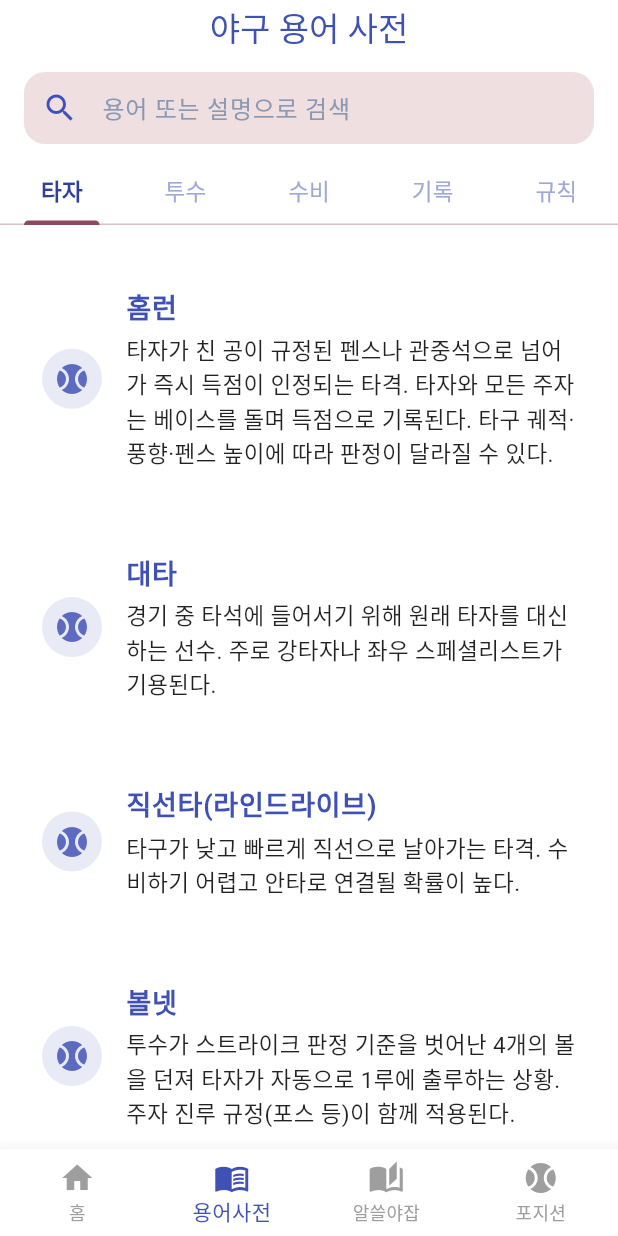
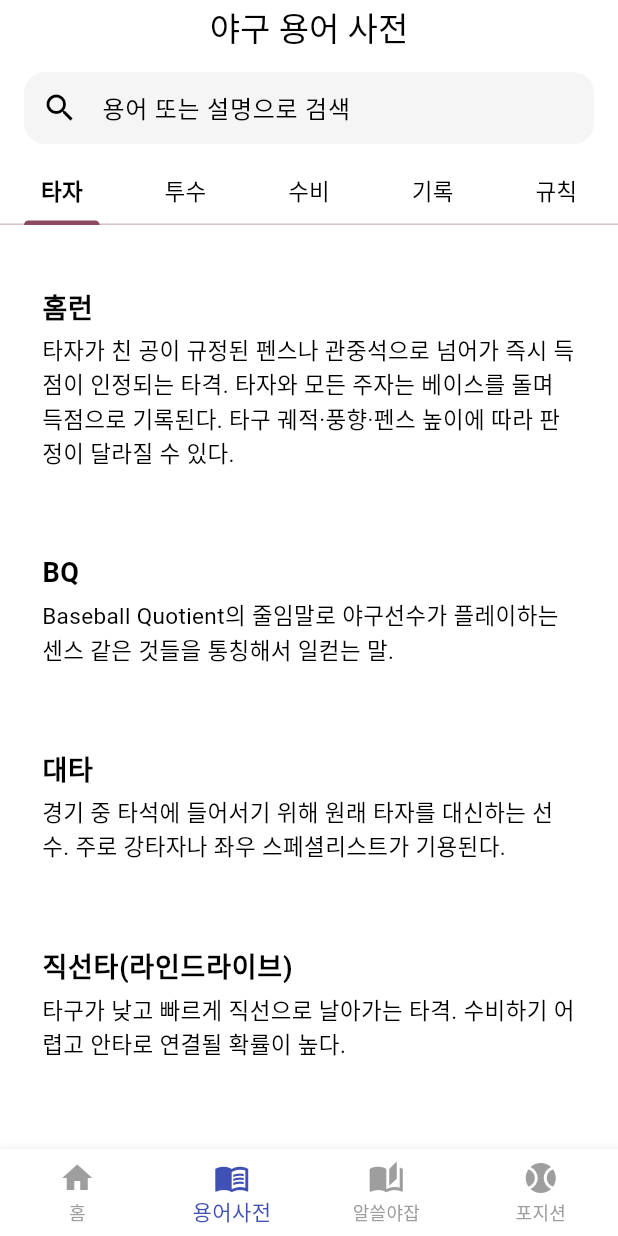
Before and after one commit to AJeonghyun/baseball_quiz, a Flutter app: the screen it shows after launch, item 2 of the bottom bar chosen, on a phone screen of 412 x 824 dp. Run offline on Flutter 3.47's test engine with Material 3 defaults, Android fonts, the phone set to English and light mode, and no system bars; our stand-ins replace auto_size_text; Roboto replaces fonts that are missing (NotoSansKR, Pretendard).

```diff
--- a/lib/baseball_dictionary_page.dart
+++ b/lib/baseball_dictionary_page.dart
@@ -66,20 +66,16 @@ class _BaseballDictionaryPageState extends State<BaseballDictionaryPage>
       child: ListTile(
         contentPadding:
             const EdgeInsets.symmetric(vertical: 12, horizontal: 18),
-        leading: CircleAvatar(
-          backgroundColor: Colors.indigo.shade50,
-          child: Icon(Icons.sports_baseball, color: Colors.indigo.shade400),
-        ),
         title: Text(
           t["term"] ?? "",
           style: const TextStyle(
-              fontWeight: FontWeight.w600, fontSize: 18, color: Colors.indigo),
+              fontWeight: FontWeight.w600, fontSize: 18, color: Colors.black),
         ),
         subtitle: Padding(
           padding: const EdgeInsets.only(top: 4.0),
           child: Text(
             t["desc"] ?? "",
-            style: const TextStyle(fontSize: 15, color: Colors.black87),
+            style: const TextStyle(fontSize: 15, color: Colors.black),
           ),
         ),
         onTap: () {
@@ -111,7 +107,7 @@ class _BaseballDictionaryPageState extends State<BaseballDictionaryPage>
         title: const Text('야구 용어 사전'),
         centerTitle: true,
         backgroundColor: Colors.white,
-        foregroundColor: Colors.indigo,
+        foregroundColor: Colors.black,
         elevation: 0,
         bottom: PreferredSize(
           preferredSize: const Size.fromHeight(96),
@@ -123,8 +119,10 @@ class _BaseballDictionaryPageState extends State<BaseballDictionaryPage>
                 child: TextField(
                   decoration: InputDecoration(
                     hintText: "용어 또는 설명으로 검색",
-                    prefixIcon: const Icon(Icons.search, color: Colors.indigo),
+                    prefixIcon: const Icon(Icons.search, color: Colors.black),
                     filled: true,
+                    fillColor: const Color.fromARGB(
+                        179, 241, 241, 241), // 백그라운드 흰색으로 고정
                     contentPadding:
                         const EdgeInsets.symmetric(vertical: 0, horizontal: 14),
                     border: OutlineInputBorder(
@@ -132,16 +130,16 @@ class _BaseballDictionaryPageState extends State<BaseballDictionaryPage>
                       borderSide: BorderSide.none,
                     ),
                     hintStyle: const TextStyle(
-                      color: Color(0xFF8A98B2),
+                      color: Colors.black,
                       fontSize: 16,
                       fontWeight: FontWeight.w400,
                     ),
                   ),
                   style: const TextStyle(
                       fontSize: 16,
-                      color: Colors.indigo,
+                      color: Colors.black,
                       fontWeight: FontWeight.w500),
-                  cursorColor: Colors.indigo,
+                  cursorColor: Colors.black,
                   onChanged: (value) {
                     setState(() {
                       searchText = value.trim();
@@ -154,8 +152,8 @@ class _BaseballDictionaryPageState extends State<BaseballDictionaryPage>
                 child: TabBar(
                   controller: _tabController,
                   isScrollable: false, // 고정
-                  labelColor: Colors.indigo.shade700,
-                  unselectedLabelColor: Colors.indigo.shade200,
+                  labelColor: Colors.black,
+                  unselectedLabelColor: Colors.black,
                   labelStyle: const TextStyle(
                       fontWeight: FontWeight.bold, fontSize: 17),
                   unselectedLabelStyle:
@@ -171,6 +169,7 @@ class _BaseballDictionaryPageState extends State<BaseballDictionaryPage>
                             style: const TextStyle(
                               fontFamily: 'NotoSansKR',
                               fontSize: 15,
+                              color: Colors.black,
                             ),
                           ),
                         ),
@@ -191,7 +190,7 @@ class _BaseballDictionaryPageState extends State<BaseballDictionaryPage>
                 ? const Center(
                     child: Text(
                       "검색 결과가 없습니다.",
-                      style: TextStyle(fontSize: 16, color: Colors.grey),
+                      style: TextStyle(fontSize: 16, color: Colors.black),
                     ),
                   )
                 : ListView.builder(
--- a/lib/baseball_field_position_page.dart
+++ b/lib/baseball_field_position_page.dart
@@ -205,10 +205,6 @@ class _BaseballFieldPositionPageState extends State<BaseballFieldPositionPage> {
         backgroundColor: primary,
         foregroundColor: Colors.white,
         elevation: 0,
-        shape: const RoundedRectangleBorder(
-            borderRadius: BorderRadius.only(
-                bottomLeft: Radius.circular(12),
-                bottomRight: Radius.circular(12))),
       ),
       backgroundColor: bg,
       body: Padding(
@@ -237,7 +233,7 @@ class _BaseballFieldPositionPageState extends State<BaseballFieldPositionPage> {
                             horizontal: 8, vertical: 6),
                         collapsedBackgroundColor: Colors.transparent,
                         backgroundColor: Colors.transparent,
-                        title: Text('내야수 (인필드)',
+                        title: Text('내야수',
                             style: TextStyle(
                                 fontSize: 14,
                                 fontWeight: FontWeight.bold,
@@ -264,7 +260,7 @@ class _BaseballFieldPositionPageState extends State<BaseballFieldPositionPage> {
                             horizontal: 8, vertical: 6),
                         collapsedBackgroundColor: Colors.transparent,
                         backgroundColor: Colors.transparent,
-                        title: Text('외야수 (아웃필드)',
+                        title: Text('외야수',
                             style: TextStyle(
                                 fontSize: 14,
                                 fontWeight: FontWeight.bold,
--- a/lib/main.dart
+++ b/lib/main.dart
@@ -3,7 +3,6 @@ import 'dart:math';
 import 'dart:convert';
 import 'package:flutter/services.dart' show rootBundle;
 import 'quiz_page.dart';
-import 'kbo_teams.dart';
 import 'baseball_dictionary_page.dart';
 import 'baseball_field_position_page.dart';
 import 'baseball_trivia_page.dart';
@@ -64,15 +63,52 @@ class _NavigationRootState extends State<NavigationRoot> {
 
   List<Map<String, dynamic>> triviaList = [];
 
+  // 사전 자동완성용 map: term -> desc
+  final Map<String, String> _dictionary = {};
+
+  // 랜덤으로 선택된 사전 항목 (홈에 표시)
+  MapEntry<String, String>? _randomDictEntry;
+
+  bool _dictLoaded = false;
+
   @override
   void initState() {
     super.initState();
     loadQuotes();
     loadTrivia();
+    loadDictionary();
+  }
 
-    // 트리비아 샘플 데이터 BaseballTriviaPage에서 가져오기
-    // final triviaList = BaseballTriviaPage.triviaList;
-    // todayTrivia = triviaList.isNotEmpty ? (triviaList..shuffle()).first : null;
+  Future<void> loadDictionary() async {
+    try {
+      final String jsonString =
+          await rootBundle.loadString('assets/dictionary.json');
+      final Map<String, dynamic> data = json.decode(jsonString);
+      _dictionary.clear();
+      for (final entry in data.entries) {
+        final List<dynamic> list = entry.value;
+        for (final item in list) {
+          final Map<String, dynamic> m = Map<String, dynamic>.from(item);
+          final String term = (m['term'] ?? m['name'] ?? '').toString();
+          final String desc = (m['desc'] ?? '').toString();
+          if (term.isNotEmpty) _dictionary[term] = desc;
+        }
+      }
+      // 랜덤 항목 선택
+      if (_dictionary.isNotEmpty) {
+        final keys = _dictionary.keys.toList();
+        final k = keys[Random().nextInt(keys.length)];
+        _randomDictEntry = MapEntry(k, _dictionary[k]!);
+      } else {
+        _randomDictEntry = null;
+      }
+    } catch (e) {
+      // 실패해도 앱이 멈추지 않도록
+      _dictionary.clear();
+      _randomDictEntry = null;
+    } finally {
+      setState(() => _dictLoaded = true);
+    }
   }
 
   Future<void> loadQuotes() async {
@@ -96,10 +132,44 @@ class _NavigationRootState extends State<NavigationRoot> {
     });
   }
 
+  void _showDictionaryDetail(String term) {
+    final desc = _dictionary[term] ?? '설명이 없습니다.';
+    showDialog(
+      context: context,
+      builder: (_) => Dialog(
+        backgroundColor: Colors.white,
+        shape: RoundedRectangleBorder(borderRadius: BorderRadius.circular(14)),
+        child: Padding(
+          padding: const EdgeInsets.all(18),
+          child: Column(mainAxisSize: MainAxisSize.min, children: [
+            Text(term,
+                style:
+                    const TextStyle(fontSize: 18, fontWeight: FontWeight.bold)),
+            const SizedBox(height: 12),
+            Text(desc, style: const TextStyle(fontSize: 15)),
+            const SizedBox(height: 16),
+            SizedBox(
+              width: double.infinity,
+              child: ElevatedButton(
+                style: ElevatedButton.styleFrom(
+                    backgroundColor: Colors.black,
+                    foregroundColor: Colors.white),
+                onPressed: () => Navigator.pop(context),
+                child: const Text('닫기'),
+              ),
+            ),
+          ]),
+        ),
+      ),
+    );
+  }
+
   @override
   Widget build(BuildContext context) {
     Widget bodyWidget;
     PreferredSizeWidget? appBarWidget;
+
+    final Color primary = Theme.of(context).colorScheme.primary;
 
     if (_selectedIndex == 0) {
       // 홈 화면(메인)
@@ -112,6 +182,7 @@ class _NavigationRootState extends State<NavigationRoot> {
         backgroundColor: Colors.black,
         foregroundColor: Colors.white,
       );
+
       bodyWidget = SafeArea(
         child: SingleChildScrollView(
           child: Padding(
@@ -119,6 +190,59 @@ class _NavigationRootState extends State<NavigationRoot> {
             child: Column(
               crossAxisAlignment: CrossAxisAlignment.stretch,
               children: [
+                // 검색 창 제거 — 대신 dictionary.json에서 뽑은 랜덤 항목 카드 (트리비아 카드 스타일로 변경)
+                if (_randomDictEntry != null)
+                  Card(
+                    color: Colors.white,
+                    elevation: 1,
+                    shape: RoundedRectangleBorder(
+                      borderRadius: BorderRadius.circular(16),
+                    ),
+                    child: InkWell(
+                      borderRadius: BorderRadius.circular(16),
+                      onTap: () => _showDictionaryDetail(_randomDictEntry!.key),
+                      child: Padding(
+                        padding: const EdgeInsets.symmetric(
+                            vertical: 22, horizontal: 20),
+                        child: Column(
+                          crossAxisAlignment: CrossAxisAlignment.start,
+                          children: [
+                            const Text(
+                              '오늘의 용어',
+                              style: TextStyle(
+                                fontSize: 20,
+                                fontWeight: FontWeight.bold,
+                                color: Colors.black,
+                              ),
+                            ),
+                            const SizedBox(height: 6),
+                            Text(
+                              _randomDictEntry!.key,
+                              style: TextStyle(
+                                fontSize: 20,
+                                fontWeight: FontWeight.bold,
+                                color: primary,
+                              ),
+                            ),
+                            if ((_randomDictEntry!.value ?? '').isNotEmpty)
+                              Padding(
+                                padding: const EdgeInsets.only(top: 8.0),
+                                child: Text(
+                                  _randomDictEntry!.value,
+                                  style: const TextStyle(
+                                    fontSize: 15,
+                                    color: Colors.black87,
+                                    height: 1.5,
+                                  ),
+                                ),
+                              ),
+                            const SizedBox(height: 10),
+                          ],
+                        ),
+                      ),
+                    ),
+                  ),
+
                 // 오늘의 트리비아 카드
                 if (todayTrivia != null)
                   Card(
@@ -334,11 +458,20 @@ class _NavigationRootState extends State<NavigationRoot> {
         onTap: (idx) {
           setState(() {
             _selectedIndex = idx;
+            // 홈 진입 시 todayTrivia 갱신
             if (_selectedIndex == 0) {
               todayTrivia = triviaList.isNotEmpty
                   ? Map<String, String>.from(
                       (triviaList.toList()..shuffle()).first)
                   : null;
+            }
+            // 탭 변경 시마다 dictionary에서 랜덤 항목 갱신
+            if (_dictionary.isNotEmpty) {
+              final keys = _dictionary.keys.toList();
+              final k = keys[Random().nextInt(keys.length)];
+              _randomDictEntry = MapEntry(k, _dictionary[k]!);
+            } else {
+              _randomDictEntry = null;
             }
           });
         },
--- a/lib/quiz_page.dart
+++ b/lib/quiz_page.dart
@@ -3,7 +3,7 @@ import 'dart:convert';
 import 'dart:math';
 import 'package:flutter/services.dart' show rootBundle;
 import 'package:auto_size_text/auto_size_text.dart';
-import 'kbo_teams.dart'; // 팀 색상 정보 import
+// 팀 색상 정보 import
 import 'result_page.dart'; // 결과 페이지 import
 import 'explanation_page.dart'; // 해설 페이지 import
 
```
Also changed, not shown: assets/dictionary.json (+162 -9 lines), lib/baseball_trivia_page.dart (+4 -3 lines), 22 other files.
